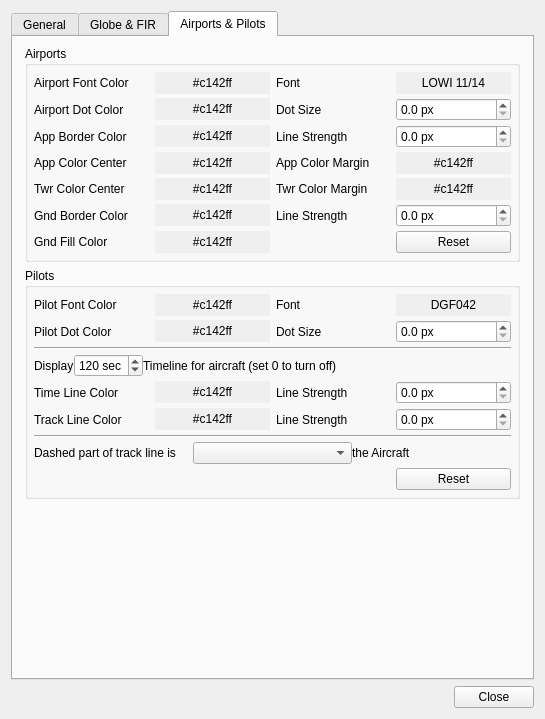
Old version of the form trunk/QuteScoop/gui/PreferencesDialog.ui in the repository qutescoop/qutescoop.
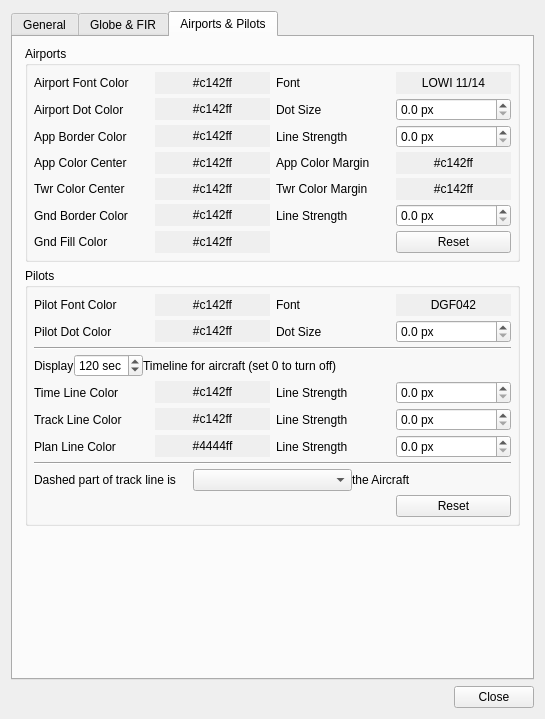
New version of the form. The open tabs and pages were chosen to show the change.

Commit message: prepared GUI for flight plan line configuration

What changed in the file:
```diff
--- a/trunk/QuteScoop/gui/PreferencesDialog.ui
+++ b/trunk/QuteScoop/gui/PreferencesDialog.ui
@@ -1730,7 +1730,7 @@
             </property>
            </widget>
           </item>
-          <item row="8" column="3" >
+          <item row="9" column="3" >
            <widget class="QPushButton" name="buttonResetPilot" >
             <property name="text" >
              <string>Reset</string>
@@ -1744,7 +1744,7 @@
             </property>
            </widget>
           </item>
-          <item row="7" column="0" colspan="4" >
+          <item row="8" column="0" colspan="4" >
            <layout class="QHBoxLayout" >
             <item>
              <widget class="QLabel" name="label_40" >
@@ -1778,13 +1778,56 @@
             </item>
            </layout>
           </item>
-          <item row="6" column="0" colspan="4" >
+          <item row="7" column="0" colspan="4" >
            <widget class="Line" name="line" >
             <property name="orientation" >
              <enum>Qt::Horizontal</enum>
             </property>
            </widget>
           </item>
+          <item row="6" column="0" >
+           <widget class="QLabel" name="label_47" >
+            <property name="text" >
+             <string>Plan Line Color</string>
+            </property>
+           </widget>
+          </item>
+          <item row="6" column="1" >
+           <widget class="QPushButton" name="pbPlanLineColor" >
+            <property name="autoFillBackground" >
+             <bool>true</bool>
+            </property>
+            <property name="text" >
+             <string>#4444ff</string>
+            </property>
+            <property name="flat" >
+             <bool>true</bool>
+            </property>
+           </widget>
+          </item>
+          <item row="6" column="2" >
+           <widget class="QLabel" name="label_48" >
+            <property name="text" >
+             <string>Line Strength</string>
+            </property>
+           </widget>
+          </item>
+          <item row="6" column="3" >
+           <widget class="QDoubleSpinBox" name="sbPlanLineStrength" >
+            <property name="suffix" >
+             <string> px</string>
+            </property>
+            <property name="decimals" >
+             <number>1</number>
+            </property>
+            <property name="maximum" >
+             <double>10.000000000000000</double>
+            </property>
+            <property name="singleStep" >
+             <double>0.100000000000000</double>
+            </property>
+           </widget>
+          </item>
          </layout>
         </widget>
        </item>
```
